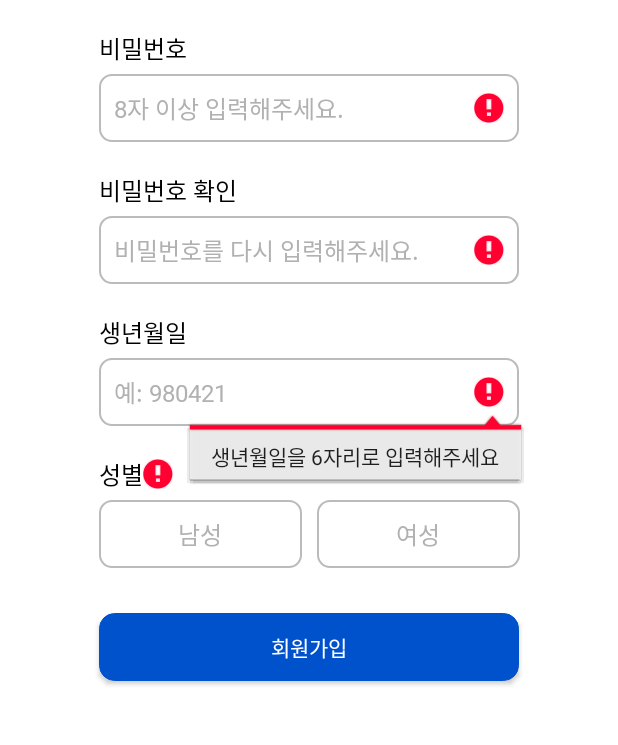
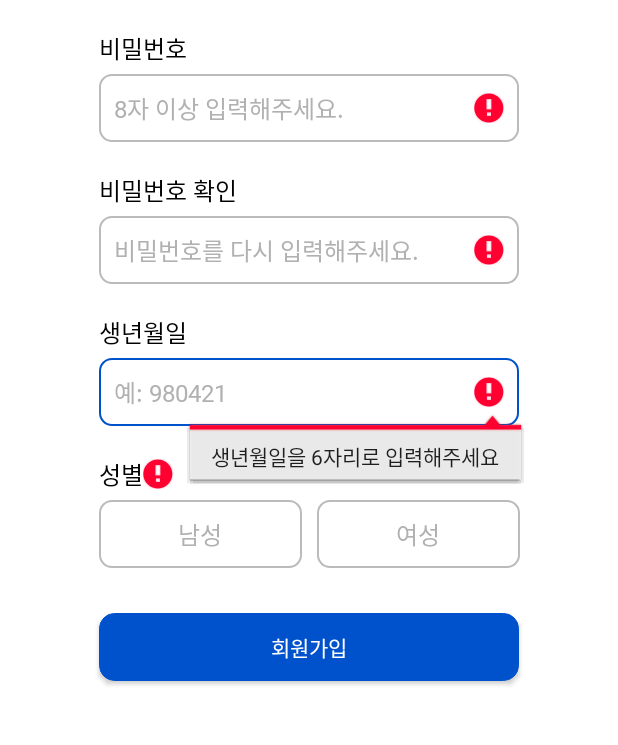
Before and after one commit to Bor1bori/Aircom, an Android app: the SignUp screen opened directly, with no data from a screen before it, after a tap on "회원가입", on a phone screen of 412 x 824 dp, the part 271-1016 px from its top. Run offline under Robolectric (Android 15) with nearby library versions, the phone set to English and light mode, and no system bars.

Commit message:
AIR-99[AC] Add xml resources

```diff
--- a/client_app/app/src/main/res/drawable/edittext.xml
+++ b/client_app/app/src/main/res/drawable/edittext.xml
@@ -1,10 +1,9 @@
 <?xml version="1.0" encoding="utf-8"?>
-<shape xmlns:android="http://schemas.android.com/apk/res/android"
-    android:padding="10dp"
-    android:shape="rectangle" >
-    <solid android:color="#ffffff" />
-    <stroke android:width="1dip"
-        android:color="#bbbbbb"/>
-    <corners
-        android:radius="8dp" />
-</shape>
+<selector xmlns:android="http://schemas.android.com/apk/res/android">
+    <item android:state_focused="true"
+        android:drawable="@drawable/edittext_focus">
+    </item>
+    <item android:state_focused="false"
+        android:drawable="@drawable/edittext_unfocus">
+    </item>
+</selector>
--- /dev/null
+++ b/client_app/app/src/main/res/drawable/edittext_focus.xml
@@ -0,0 +1,10 @@
+<?xml version="1.0" encoding="utf-8"?>
+<shape xmlns:android="http://schemas.android.com/apk/res/android"
+    android:padding="10dp"
+    android:shape="rectangle" >
+    <solid android:color="#ffffff" />
+    <stroke android:width="1dip"
+        android:color="#0052cc"/>
+    <corners
+        android:radius="8dp" />
+</shape>
--- /dev/null
+++ b/client_app/app/src/main/res/drawable/edittext_unfocus.xml
@@ -0,0 +1,10 @@
+<?xml version="1.0" encoding="utf-8"?>
+<shape xmlns:android="http://schemas.android.com/apk/res/android"
+    android:padding="10dp"
+    android:shape="rectangle" >
+    <solid android:color="#ffffff" />
+    <stroke android:width="1dip"
+        android:color="#bbbbbb"/>
+    <corners
+        android:radius="8dp" />
+</shape>
```
Also changed, not shown: client_app/app/src/main/res/drawable-xhdpi/hour_textview.xml (added, +8 -0 lines), client_app/app/src/main/res/drawable-xhdpi/plus_button.xml (added, +9 -0 lines), client_app/app/src/main/res/drawable-xhdpi/plus_pressed.xml (added, +11 -0 lines), client_app/app/src/main/res/drawable-xhdpi/plus_unpressed.xml (added, +11 -0 lines), client_app/app/src/main/res/drawable/charge.xml (added, +9 -0 lines), client_app/app/src/main/res/drawable/charge_selected.xml (added, +10 -0 lines), client_app/app/src/main/res/drawable/charge_unselected.xml (added, +10 -0 lines), client_app/app/src/main/res/drawable/checkbutton.xml (added, +9 -0 lines), client_app/app/src/main/res/drawable/minus_button.xml (added, +9 -0 lines), client_app/app/src/main/res/drawable/minus_pressed.xml (added, +11 -0 lines), client_app/app/src/main/res/drawable/minus_unpressed.xml (added, +11 -0 lines).
